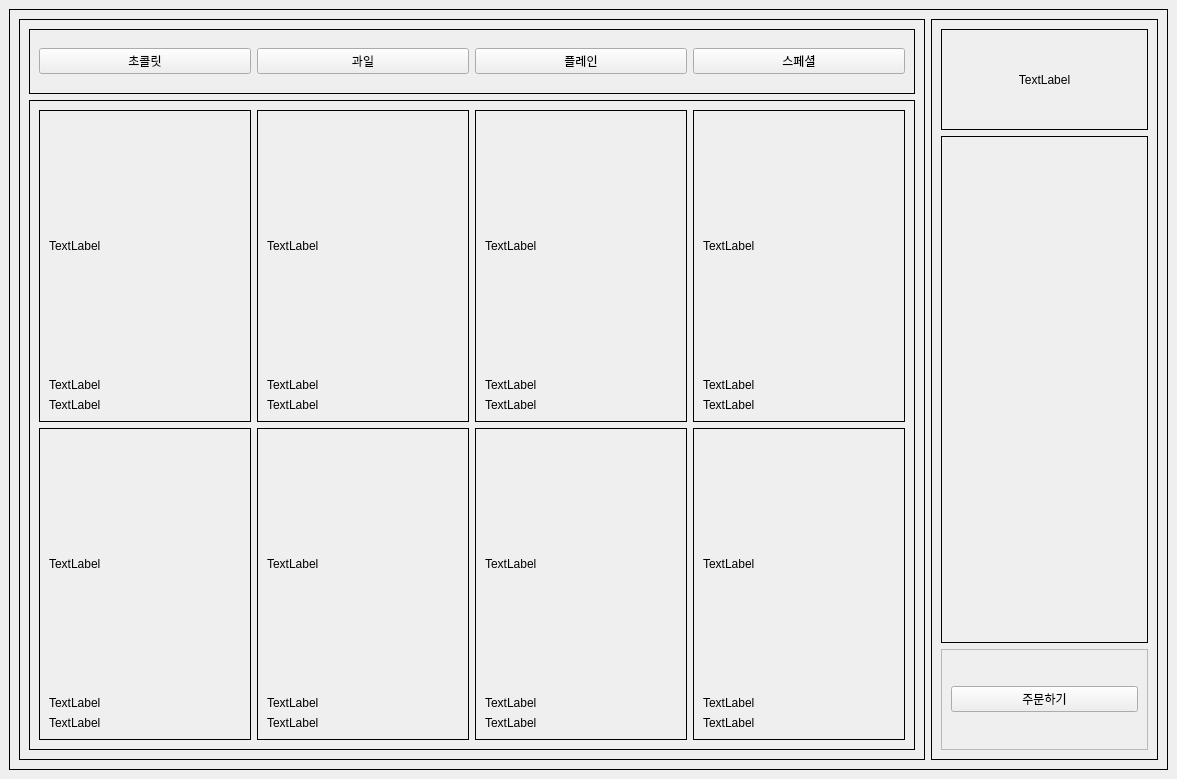
Before: the Qt Designer form kiosk/UI/new_kiosk.ui in addinedu-advance-2nd/aris-repo-3, drawn with Qt 5.
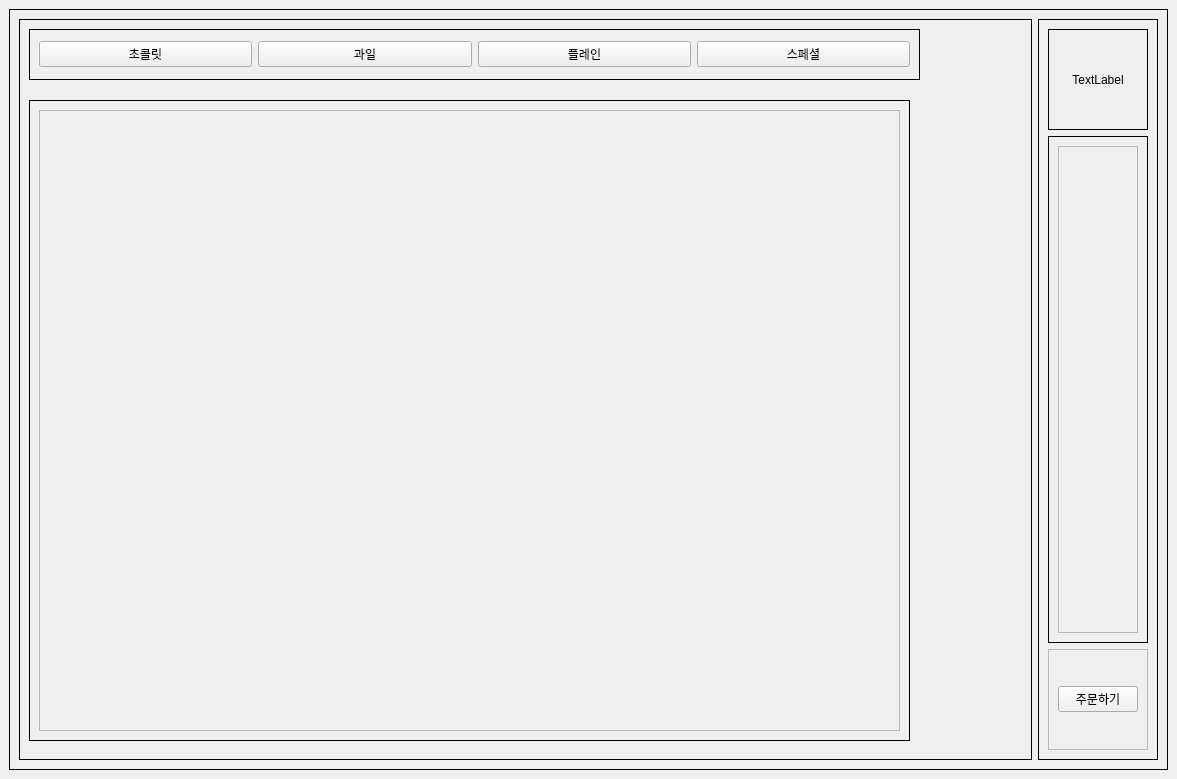
After: the same form once the commit is applied.

What changed in the file:
```diff
--- a/kiosk/UI/new_kiosk.ui
+++ b/kiosk/UI/new_kiosk.ui
@@ -14,7 +14,7 @@
    <string>MainWindow</string>
   </property>
   <widget class="QWidget" name="centralwidget">
-   <layout class="QHBoxLayout" name="horizontalLayout_3">
+   <layout class="QVBoxLayout" name="verticalLayout">
     <item>
      <widget class="QStackedWidget" name="stackedWidget">
       <property name="frameShape">
@@ -54,9 +54,15 @@
           <property name="frameShadow">
            <enum>QFrame::Plain</enum>
           </property>
-          <layout class="QVBoxLayout" name="verticalLayout_9">
-           <item>
             <widget class="QFrame" name="frame">
+           <property name="geometry">
+            <rect>
+             <x>10</x>
+             <y>10</y>
+             <width>891</width>
+             <height>51</height>
+            </rect>
+           </property>
              <property name="sizePolicy">
               <sizepolicy hsizetype="Preferred" vsizetype="Expanding">
                <horstretch>0</horstretch>
@@ -100,9 +106,15 @@
               </item>
              </layout>
             </widget>
-           </item>
-           <item>
-            <widget class="QFrame" name="frame_2">
+          <widget class="QFrame" name="menu_frame">
+           <property name="geometry">
+            <rect>
+             <x>10</x>
+             <y>81</y>
+             <width>881</width>
+             <height>641</height>
+            </rect>
+           </property>
              <property name="sizePolicy">
               <sizepolicy hsizetype="Preferred" vsizetype="Expanding">
                <horstretch>0</horstretch>
@@ -117,328 +129,31 @@
              </property>
              <layout class="QGridLayout" name="gridLayout">
               <item row="0" column="0">
-               <widget class="QFrame" name="frame_3">
-                <property name="frameShape">
-                 <enum>QFrame::Box</enum>
-                </property>
-                <property name="frameShadow">
-                 <enum>QFrame::Plain</enum>
-                </property>
-                <layout class="QVBoxLayout" name="verticalLayout">
-                 <item>
-                  <widget class="QLabel" name="menu_img_1">
-                   <property name="sizePolicy">
-                    <sizepolicy hsizetype="Preferred" vsizetype="Expanding">
-                     <horstretch>0</horstretch>
-                     <verstretch>2</verstretch>
-                    </sizepolicy>
-                   </property>
-                   <property name="text">
-                    <string>TextLabel</string>
-                   </property>
-                  </widget>
-                 </item>
-                 <item>
-                  <widget class="QLabel" name="menu_name_1">
-                   <property name="text">
-                    <string>TextLabel</string>
-                   </property>
-                  </widget>
-                 </item>
-                 <item>
-                  <widget class="QLabel" name="menu_price_1">
-                   <property name="text">
-                    <string>TextLabel</string>
-                   </property>
-                  </widget>
-                 </item>
-                </layout>
-               </widget>
-              </item>
-              <item row="0" column="1">
-               <widget class="QFrame" name="frame_4">
-                <property name="frameShape">
-                 <enum>QFrame::Box</enum>
-                </property>
-                <property name="frameShadow">
-                 <enum>QFrame::Plain</enum>
-                </property>
-                <layout class="QVBoxLayout" name="verticalLayout_2">
-                 <item>
-                  <widget class="QLabel" name="menu_img_2">
-                   <property name="sizePolicy">
-                    <sizepolicy hsizetype="Preferred" vsizetype="Expanding">
-                     <horstretch>0</horstretch>
-                     <verstretch>0</verstretch>
-                    </sizepolicy>
-                   </property>
-                   <property name="text">
-                    <string>TextLabel</string>
-                   </property>
-                  </widget>
-                 </item>
-                 <item>
-                  <widget class="QLabel" name="menu_name_2">
-                   <property name="text">
-                    <string>TextLabel</string>
-                   </property>
-                  </widget>
-                 </item>
-                 <item>
-                  <widget class="QLabel" name="menu_price_2">
-                   <property name="text">
-                    <string>TextLabel</string>
-                   </property>
-                  </widget>
-                 </item>
-                </layout>
-               </widget>
-              </item>
-              <item row="0" column="2">
-               <widget class="QFrame" name="frame_5">
-                <property name="frameShape">
-                 <enum>QFrame::Box</enum>
-                </property>
-                <property name="frameShadow">
-                 <enum>QFrame::Plain</enum>
-                </property>
-                <layout class="QVBoxLayout" name="verticalLayout_3">
-                 <item>
-                  <widget class="QLabel" name="menu_img_3">
-                   <property name="sizePolicy">
-                    <sizepolicy hsizetype="Preferred" vsizetype="Expanding">
-                     <horstretch>0</horstretch>
-                     <verstretch>0</verstretch>
-                    </sizepolicy>
-                   </property>
-                   <property name="text">
-                    <string>TextLabel</string>
-                   </property>
-                  </widget>
-                 </item>
-                 <item>
-                  <widget class="QLabel" name="menu_name_3">
-                   <property name="text">
-                    <string>TextLabel</string>
-                   </property>
-                  </widget>
-                 </item>
-                 <item>
-                  <widget class="QLabel" name="menu_price_3">
-                   <property name="text">
-                    <string>TextLabel</string>
-                   </property>
-                  </widget>
-                 </item>
-                </layout>
-               </widget>
-              </item>
-              <item row="0" column="3">
-               <widget class="QFrame" name="frame_9">
-                <property name="frameShape">
-                 <enum>QFrame::Box</enum>
-                </property>
-                <property name="frameShadow">
-                 <enum>QFrame::Plain</enum>
-                </property>
-                <layout class="QVBoxLayout" name="verticalLayout_7">
-                 <item>
-                  <widget class="QLabel" name="menu_img_4">
-                   <property name="sizePolicy">
-                    <sizepolicy hsizetype="Preferred" vsizetype="Expanding">
-                     <horstretch>0</horstretch>
-                     <verstretch>0</verstretch>
-                    </sizepolicy>
-                   </property>
-                   <property name="text">
-                    <string>TextLabel</string>
-                   </property>
-                  </widget>
-                 </item>
-                 <item>
-                  <widget class="QLabel" name="menu_name_4">
-                   <property name="text">
-                    <string>TextLabel</string>
-                   </property>
-                  </widget>
-                 </item>
-                 <item>
-                  <widget class="QLabel" name="menu_price_4">
-                   <property name="text">
-                    <string>TextLabel</string>
-                   </property>
-                  </widget>
-                 </item>
-                </layout>
-               </widget>
-              </item>
-              <item row="1" column="0">
-               <widget class="QFrame" name="frame_6">
-                <property name="frameShape">
-                 <enum>QFrame::Box</enum>
-                </property>
-                <property name="frameShadow">
-                 <enum>QFrame::Plain</enum>
-                </property>
-                <layout class="QVBoxLayout" name="verticalLayout_4">
-                 <item>
-                  <widget class="QLabel" name="menu_img_5">
-                   <property name="sizePolicy">
-                    <sizepolicy hsizetype="Preferred" vsizetype="Expanding">
-                     <horstretch>0</horstretch>
-                     <verstretch>0</verstretch>
-                    </sizepolicy>
-                   </property>
-                   <property name="text">
-                    <string>TextLabel</string>
-                   </property>
-                  </widget>
-                 </item>
-                 <item>
-                  <widget class="QLabel" name="menu_name_5">
-                   <property name="text">
-                    <string>TextLabel</string>
-                   </property>
-                  </widget>
-                 </item>
-                 <item>
-                  <widget class="QLabel" name="menu_price_5">
-                   <property name="text">
-                    <string>TextLabel</string>
-                   </property>
-                  </widget>
-                 </item>
-                </layout>
-               </widget>
-              </item>
-              <item row="1" column="1">
-               <widget class="QFrame" name="frame_7">
-                <property name="frameShape">
-                 <enum>QFrame::Box</enum>
-                </property>
-                <property name="frameShadow">
-                 <enum>QFrame::Plain</enum>
-                </property>
-                <layout class="QVBoxLayout" name="verticalLayout_5">
-                 <item>
-                  <widget class="QLabel" name="menu_img_6">
-                   <property name="sizePolicy">
-                    <sizepolicy hsizetype="Preferred" vsizetype="Expanding">
-                     <horstretch>0</horstretch>
-                     <verstretch>0</verstretch>
-                    </sizepolicy>
-                   </property>
-                   <property name="text">
-                    <string>TextLabel</string>
-                   </property>
-                  </widget>
-                 </item>
-                 <item>
-                  <widget class="QLabel" name="menu_name_6">
-                   <property name="text">
-                    <string>TextLabel</string>
-                   </property>
-                  </widget>
-                 </item>
-                 <item>
-                  <widget class="QLabel" name="menu_price_6">
-                   <property name="text">
-                    <string>TextLabel</string>
-                   </property>
-                  </widget>
-                 </item>
-                </layout>
-               </widget>
-              </item>
-              <item row="1" column="2">
-               <widget class="QFrame" name="frame_8">
-                <property name="frameShape">
-                 <enum>QFrame::Box</enum>
-                </property>
-                <property name="frameShadow">
-                 <enum>QFrame::Plain</enum>
-                </property>
-                <layout class="QVBoxLayout" name="verticalLayout_6">
-                 <item>
-                  <widget class="QLabel" name="menu_img_7">
-                   <property name="sizePolicy">
-                    <sizepolicy hsizetype="Preferred" vsizetype="Expanding">
-                     <horstretch>0</horstretch>
-                     <verstretch>0</verstretch>
-                    </sizepolicy>
-                   </property>
-                   <property name="text">
-                    <string>TextLabel</string>
-                   </property>
-                  </widget>
-                 </item>
-                 <item>
-                  <widget class="QLabel" name="menu_name_7">
-                   <property name="text">
-                    <string>TextLabel</string>
-                   </property>
-                  </widget>
-                 </item>
-                 <item>
-                  <widget class="QLabel" name="menu_price_7">
-                   <property name="text">
-                    <string>TextLabel</string>
-                   </property>
-                  </widget>
-                 </item>
-                </layout>
-               </widget>
-              </item>
-              <item row="1" column="3">
-               <widget class="QFrame" name="frame_10">
-                <property name="frameShape">
-                 <enum>QFrame::Box</enum>
-                </property>
-                <property name="frameShadow">
-                 <enum>QFrame::Plain</enum>
-                </property>
-                <layout class="QVBoxLayout" name="verticalLayout_8">
-                 <item>
-                  <widget class="QLabel" name="menu_img_8">
-                   <property name="sizePolicy">
-                    <sizepolicy hsizetype="Preferred" vsizetype="Expanding">
-                     <horstretch>0</horstretch>
-                     <verstretch>0</verstretch>
-                    </sizepolicy>
-                   </property>
-                   <property name="text">
-                    <string>TextLabel</string>
-                   </property>
-                  </widget>
-                 </item>
-                 <item>
-                  <widget class="QLabel" name="menu_name_8">
-                   <property name="text">
-                    <string>TextLabel</string>
-                   </property>
-                  </widget>
-                 </item>
-                 <item>
-                  <widget class="QLabel" name="menu_price_8">
-                   <property name="text">
-                    <string>TextLabel</string>
-                   </property>
-                  </widget>
-                 </item>
-                </layout>
-               </widget>
-              </item>
-             </layout>
-            </widget>
-           </item>
-          </layout>
+             <widget class="QScrollArea" name="menu_area">
+              <property name="widgetResizable">
+               <bool>true</bool>
+              </property>
+              <widget class="QWidget" name="scrollAreaWidgetContents_2">
+               <property name="geometry">
+                <rect>
+                 <x>0</x>
+                 <y>0</y>
+                 <width>859</width>
+                 <height>619</height>
+                </rect>
+               </property>
+              </widget>
+             </widget>
+            </item>
+           </layout>
+          </widget>
          </widget>
         </item>
         <item>
          <widget class="QFrame" name="frame_14">
           <property name="sizePolicy">
-           <sizepolicy hsizetype="Expanding" vsizetype="Preferred">
-            <horstretch>2</horstretch>
+           <sizepolicy hsizetype="Fixed" vsizetype="Preferred">
+            <horstretch>0</horstretch>
             <verstretch>0</verstretch>
            </sizepolicy>
           </property>
@@ -491,6 +206,25 @@
              <property name="frameShadow">
               <enum>QFrame::Plain</enum>
              </property>
+             <layout class="QVBoxLayout" name="verticalLayout_2">
+              <item>
+               <widget class="QScrollArea" name="cart_area">
+                <property name="widgetResizable">
+                 <bool>true</bool>
+                </property>
+                <widget class="QWidget" name="scrollAreaWidgetContents">
+                 <property name="geometry">
+                  <rect>
+                   <x>0</x>
+                   <y>0</y>
+                   <width>78</width>
+                   <height>485</height>
+                  </rect>
+                 </property>
+                </widget>
+               </widget>
+              </item>
+             </layout>
             </widget>
            </item>
            <item>
```
Left out of the diff: 2 changed lines with no effect on the pictures. Lines whose indentation alone changed are shown as unchanged.
